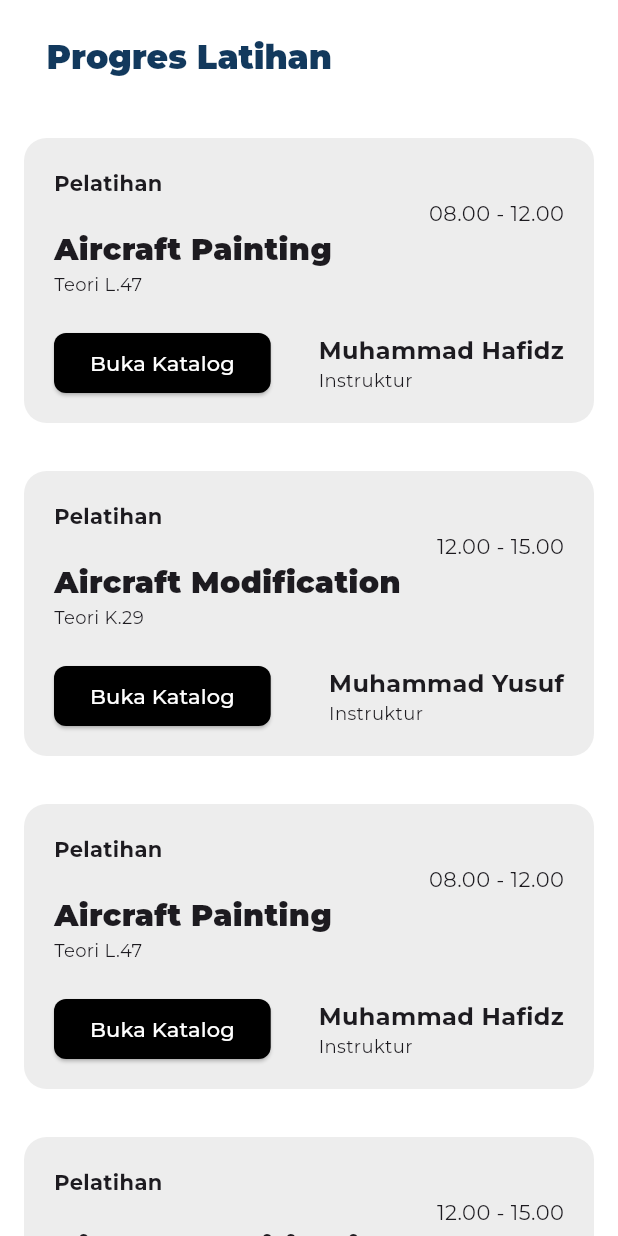
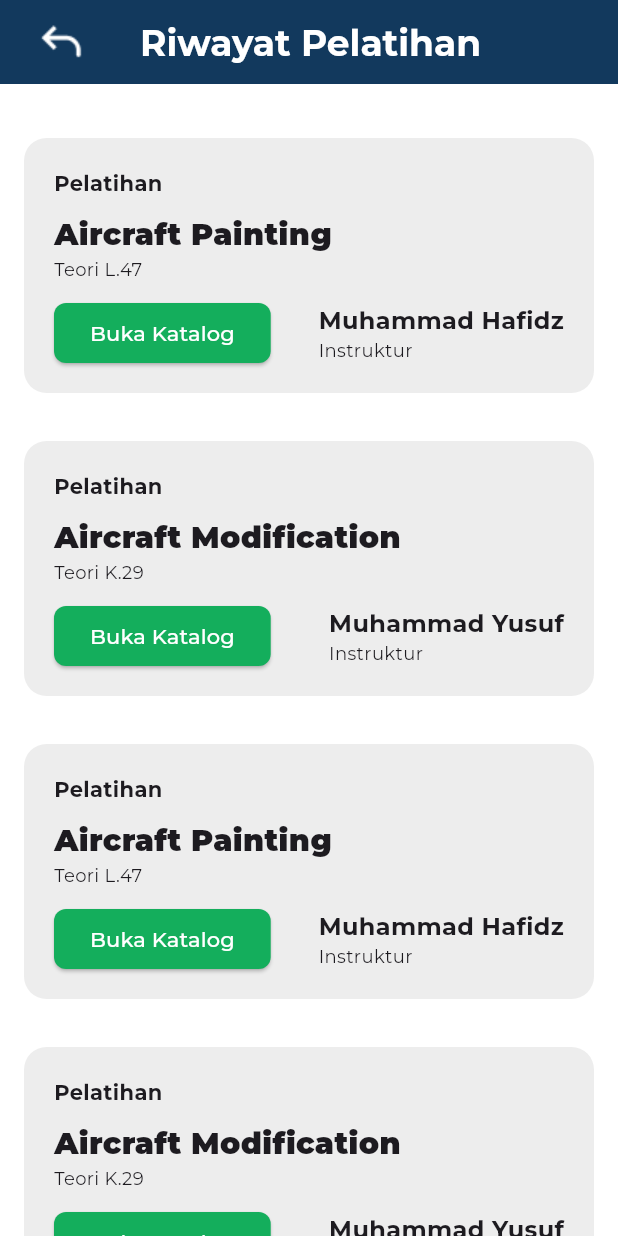
Before and after one commit to Megane-Team/aerolearn_app, a Flutter app: the screen it shows after launch, on a phone screen of 412 x 824 dp. Run offline on Flutter 3.47's test engine with Material 3 defaults, Android fonts, the phone set to English and light mode, and no system bars; our stand-ins replace flutter_dash, go_router, google_fonts, table_calendar, wtf_sliding_sheet; missing offline and left inert: flutter_datetime_format.

Commit message:
UI/history:done

```diff
--- a/lib/page/beranda.dart
+++ b/lib/page/beranda.dart
@@ -14,9 +14,10 @@ class _BerandaState extends State<Beranda> {
       backgroundColor: Colors.blue[800],
       appBar: AppBar(
         backgroundColor: Colors.blue[900],
-        title: Row(
-          children: [Text('Hi, Hafidz!'),
-          SizedBox(width: 10),
+        title: const Row(
+          children: [
+            Text('Hi, Hafidz!'),
+            SizedBox(width: 10),
             Icon(Icons.person),
             Spacer(),
             Icon(Icons.notifications)
@@ -27,11 +28,10 @@ class _BerandaState extends State<Beranda> {
         children: [
           Column(
             children: [
-              SizedBox(height: 20),
+              const SizedBox(height: 20),
               Padding(
-                padding: EdgeInsets.symmetric(horizontal: 16.0),
-                child: Container(
-                ),
+                padding: const EdgeInsets.symmetric(horizontal: 16.0),
+                child: Container(),
               )
             ],
           )
--- a/lib/page/sub_page/notification.dart
+++ b/lib/page/sub_page/notification.dart
@@ -25,7 +25,7 @@ class _NotificationState extends State<Notification> {
             const Expanded(
               child: Center(
                 child: Text(
-                  'Notifikasi',
+                  'Riwayat Pelatihan',
                   style: TextStyle(
                     fontWeight: FontWeight.bold,
                     color: Colors.white,
@@ -37,7 +37,7 @@ class _NotificationState extends State<Notification> {
             const SizedBox(width: 48),
           ],
         ),
-        backgroundColor: Colors.blue,
+        backgroundColor: Color(0xff12395D),
       ),
       body: ListView(
         children: const [
--- /dev/null
+++ b/lib/page/sub_page/training_history.dart
@@ -0,0 +1,213 @@
+import 'package:flutter/material.dart';
+import 'package:aerolearn/utils/formatted_date.dart';
+import 'package:aerolearn/utils/asset.dart';
+
+class History extends StatefulWidget {
+  const History({super.key});
+
+  @override
+  State<History> createState() => _HistoryState();
+}
+
+class _HistoryState extends State<History> {
+  @override
+  Widget build(BuildContext context) {
+    return Scaffold(
+        appBar: AppBar(
+          title: Row(
+            mainAxisAlignment: MainAxisAlignment.spaceBetween,
+            children: [
+              IconButton(
+                icon: Image.asset(Assets.icons('arrow_back')),
+                onPressed: () {
+                  // Aksi ketika tombol kembali ditekan
+                },
+              ),
+              const Expanded(
+                child: Center(
+                  child: Text(
+                    'Riwayat Pelatihan',
+                    style: TextStyle(
+                      fontWeight: FontWeight.bold,
+                      color: Colors.white,
+                      fontSize: 24,
+                    ),
+                  ),
+                ),
+              ),
+              const SizedBox(width: 48),
+            ],
+          ),
+          backgroundColor: const Color(0xff12395D),
+        ),
+        body: Column(
+          children: [
+            const SizedBox(
+              height: 20,
+            ),
+            Expanded(
+              child: ListView.builder(
+                itemCount: training.length,
+                itemBuilder: (context, index) {
+                  var progressTraining = training[index];
+                  DateTime trainingDate =
+                      DateTime.parse(progressTraining['tanggal']!);
+                  return Padding(
+                    padding: const EdgeInsets.all(16.0),
+                    child: Container(
+                      padding:
+                          const EdgeInsets.only(top: 20, left: 20, right: 20),
+                      width: MediaQuery.of(context).size.width * 0.7,
+                      height: 170,
+                      decoration: BoxDecoration(
+                        color: const Color(0xffEDEDED),
+                        borderRadius: BorderRadius.circular(15),
+                      ),
+                      child: Column(
+                        crossAxisAlignment: CrossAxisAlignment.start,
+                        mainAxisSize: MainAxisSize.min,
+                        children: [
+                          Row(
+                            mainAxisAlignment: MainAxisAlignment.spaceBetween,
+                            crossAxisAlignment: CrossAxisAlignment.center,
+                            children: [
+                              const Text(
+                                'Pelatihan',
+                                style: TextStyle(
+                                    fontSize: 14, fontWeight: FontWeight.bold),
+                              ),
+                              Text(
+                                FormattedDate.formatDate(trainingDate),
+                                style: const TextStyle(
+                                    fontSize: 14, fontWeight: FontWeight.bold),
+                              ),
+                            ],
+                          ),
+                          const SizedBox(height: 10,),
+                          Text(
+                            progressTraining['jenis_latihan']!,
+                            style: const TextStyle(
+                                fontSize: 20, fontWeight: FontWeight.w900),
+                          ),
+                          Text(
+                            progressTraining['kelas']!,
+                            style: const TextStyle(fontSize: 12),
+                          ),
+                          const SizedBox(
+                            height: 10,
+                          ),
+                          Row(
+                            mainAxisAlignment: MainAxisAlignment.spaceBetween,
+                            crossAxisAlignment: CrossAxisAlignment.center,
+                            children: [
+                              ElevatedButton(
+                                onPressed: () {
+                                  // Add your onPressed code here!
+                                },
+                                style: ElevatedButton.styleFrom(
+                                  backgroundColor: const Color(0xff14AE5C),
+                                  foregroundColor: Colors.white,
+                                  shape: RoundedRectangleBorder(
+                                    borderRadius: BorderRadius.circular(8),
+                                  ),
+                                ),
+                                child: const Text('Buka Katalog'),
+                              ),
+                              const SizedBox(
+                                width: 10,
+                              ),
+                              Column(
+                                crossAxisAlignment: CrossAxisAlignment.start,
+                                children: [
+                                  Text(
+                                    progressTraining['instruktur']!,
+                                    style: const TextStyle(
+                                        fontSize: 16,
+                                        fontWeight: FontWeight.bold),
+                                  ),
+                                  const Text(
+                                    'Instruktur',
+                                    style: TextStyle(fontSize: 12),
+                                  ),
+                                ],
+                              )
+                            ],
+                          )
+                        ],
+                      ),
+                    ),
+                  );
+                },
+              ),
+            )
+          ],
+        ));
+  }
+}
+
+List<Map<String, String>> training = [
+  {
+    'jenis_latihan': 'Aircraft Painting',
+    'kelas': 'Teori L.47',
+    'jam_mulai': '08.00',
+    'jam_selesai': '12.00',
+    'tanggal': '2024-11-08',
+    'instruktur': 'Muhammad Hafidz',
+  },
+  {
+    'jenis_latihan': 'Aircraft Modification',
+    'kelas': 'Teori K.29',
+    'jam_mulai': '12.00',
+    'jam_selesai': '15.00',
+    'tanggal': '2024-11-09',
+    'instruktur': 'Muhammad Yusuf',
+  },
+  {
+    'jenis_latihan': 'Aircraft Painting',
+    'kelas': 'Teori L.47',
+    'jam_mulai': '08.00',
+    'jam_selesai': '12.00',
+    'tanggal': '2024-11-08',
+    'instruktur': 'Muhammad Hafidz',
+  },
+  {
+    'jenis_latihan': 'Aircraft Modification',
+    'kelas': 'Teori K.29',
+    'jam_mulai': '12.00',
+    'jam_selesai': '15.00',
+    'tanggal': '2024-11-09',
+    'instruktur': 'Muhammad Yusuf',
+  },
+  {
+    'jenis_latihan': 'Aircraft Painting',
+    'kelas': 'Teori L.47',
+    'jam_mulai': '08.00',
+    'jam_selesai': '12.00',
+    'tanggal': '2024-11-08',
+    'instruktur': 'Muhammad Hafidz',
+  },
+  {
+    'jenis_latihan': 'Aircraft Modification',
+    'kelas': 'Teori K.29',
+    'jam_mulai': '12.00',
+    'jam_selesai': '15.00',
+    'tanggal': '2024-11-09',
+    'instruktur': 'Muhammad Yusuf',
+  },
+  {
+    'jenis_latihan': 'Aircraft Painting',
+    'kelas': 'Teori L.47',
+    'jam_mulai': '08.00',
+    'jam_selesai': '12.00',
+    'tanggal': '2024-11-08',
+    'instruktur': 'Muhammad Hafidz',
+  },
+  {
+    'jenis_latihan': 'Aircraft Modification',
+    'kelas': 'Teori K.29',
+    'jam_mulai': '12.00',
+    'jam_selesai': '15.00',
+    'tanggal': '2024-11-09',
+    'instruktur': 'Muhammad Yusuf',
+  },
+];
--- a/lib/router.dart
+++ b/lib/router.dart
@@ -2,6 +2,7 @@ import 'package:aerolearn/page/progress.dart';
 import 'package:aerolearn/page/schedule.dart';
 import 'package:aerolearn/page/sub_page/notification.dart';
 import 'package:aerolearn/page/sub_page/profile.dart';
+import 'package:aerolearn/page/sub_page/training_history.dart';
 import 'package:go_router/go_router.dart';
 import 'package:aerolearn/page/login.dart';
 
@@ -13,6 +14,7 @@ final router = GoRouter(
         path: "/notification",
         builder: (context, state) => const Notification()),
     GoRoute(path: "/schedule", builder: (context, state) => const Schedule()),
-    GoRoute(path: "/", builder: (context, state) => const Progress()),
+    GoRoute(path: "/progress", builder: (context, state) => const Progress()),
+    GoRoute(path: '/', builder: (context, state) => const History()),
   ],
 );
```
